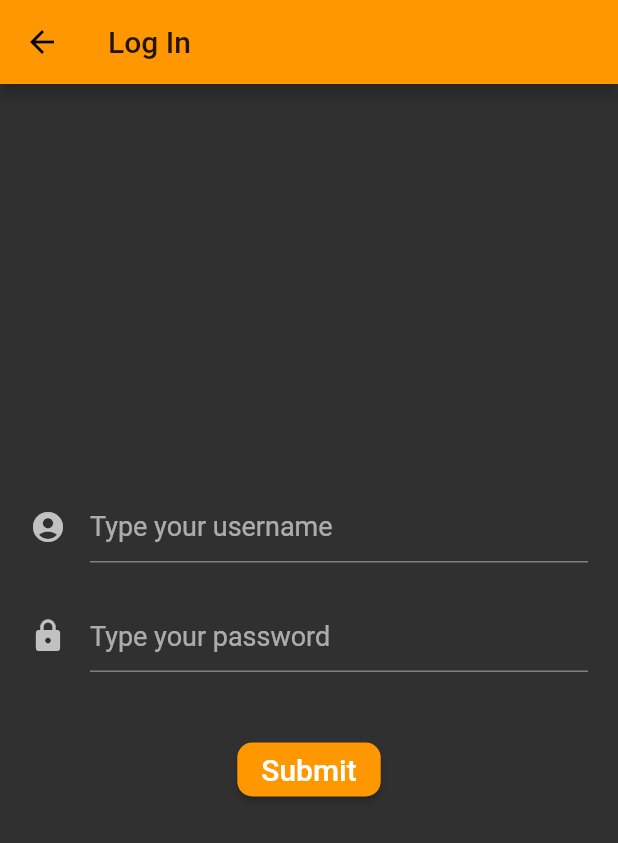
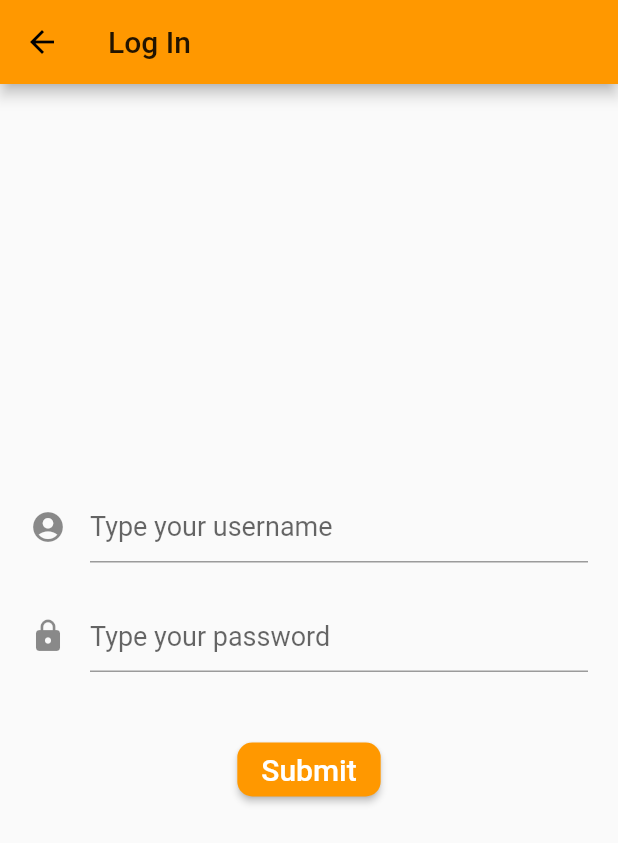
Before and after one commit to elpanas/HuntAppFlutter, a Flutter app: the screen it shows after launch, after a tap on "Log In", on a phone screen of 412 x 824 dp. Shown: the top 843 px of the screen. Run offline on Flutter 3.47's test engine with Material 2 defaults, Android fonts, the light colour scheme and no system bars; our stand-ins replace carousel_slider, country_picker, easy_localization, flutter_secure_storage, geolocator, google_maps_flutter and 3 more; missing offline and left inert: devicelocale, flutter_qr_bar_scanner, google_map_location_picker, google_static_maps_controller.

Commit message:
minor corrections

```diff
--- a/lib/globals.dart
+++ b/lib/globals.dart
@@ -1,5 +1,5 @@
 library huntapp.globals;
 
-String baseurl = '<WEB-SERVICE-ADDRESS>';
-String url = baseurl + '/api/';
-String mapsApiKey = '<YOUR-API-KEY>';
+String baseurl = 'http://192.168.0.3:3000/';
+String url = baseurl + 'api/';
+String mapsApiKey = 'AIzaSyDsYSmcciHNv_6RJy_RzM3hmrcmfYErFkg';
--- a/lib/home.dart
+++ b/lib/home.dart
@@ -16,7 +16,7 @@ class HomePage extends StatelessWidget {
       title: 'Code Hunting Game',
       theme: lightThemeData,
       darkTheme: darkThemeData,
-      themeMode: ThemeMode.dark,
+      themeMode: ThemeMode.system,
       localizationsDelegates: context.localizationDelegates,
       supportedLocales: context.supportedLocales,
       locale: context.locale,
```
